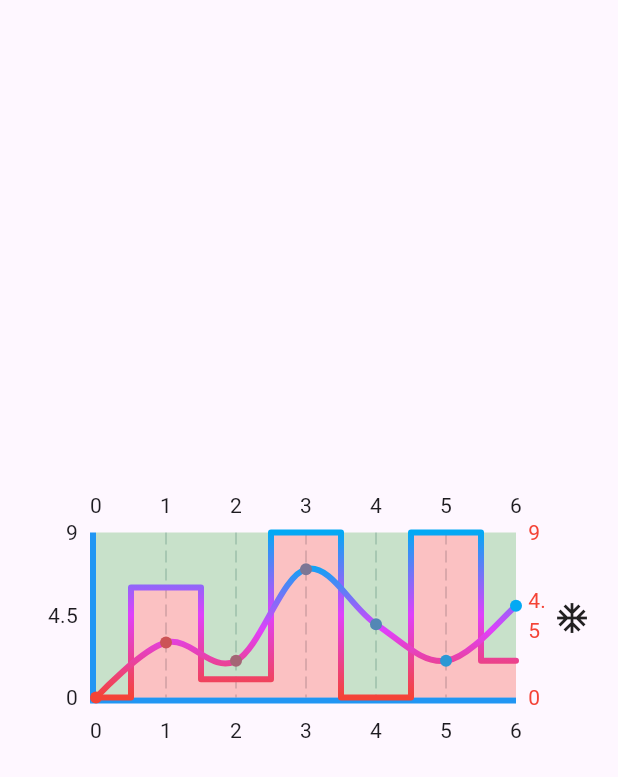
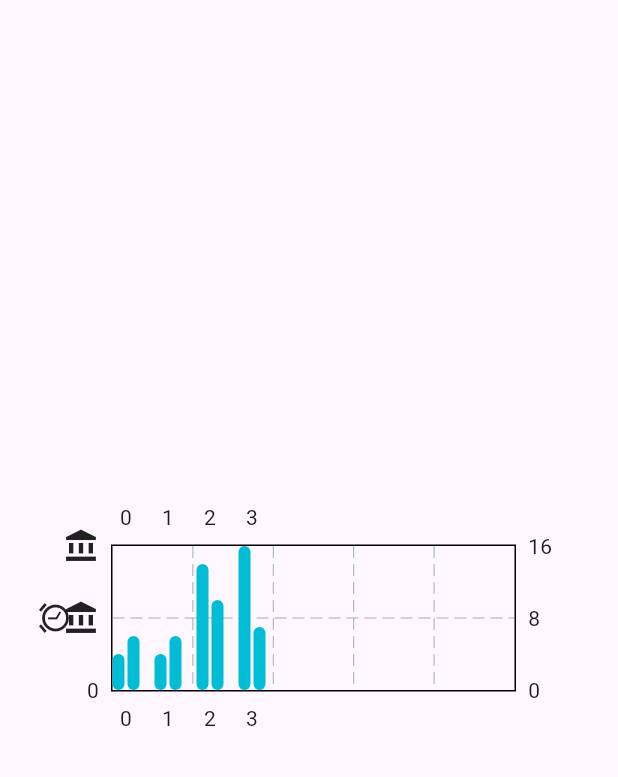
Before and after one commit to atnawshin/data_visualizer, a Flutter app: the screen it shows after launch, on a phone screen of 412 x 824 dp. Shown: the top 777 px of the screen. Run offline on Flutter 3.47's test engine with Material 3 defaults, Android fonts, the phone set to English and light mode, and no system bars; drawn by our look-alikes of fl_chart.

Commit message:
Bar Chart added

```diff
--- /dev/null
+++ b/lib/bar.dart
@@ -0,0 +1,127 @@
+import 'package:fl_chart/fl_chart.dart';
+import 'package:flutter/material.dart';
+
+class bar extends StatefulWidget {
+  const bar({super.key});
+
+  @override
+  State<bar> createState() => _barState();
+}
+
+class _barState extends State<bar> {
+  @override
+  Widget build(BuildContext context) {
+    return Scaffold(
+      body: Center(
+        child: AspectRatio(
+          aspectRatio: 2.0,
+          child: Container(
+            margin: EdgeInsets.all(24),
+            // color: Colors.red,
+            child: BarChart(
+              BarChartData(
+                barGroups: [
+                  BarChartGroupData(x: 0, barRods: [
+                    BarChartRodData(toY: 4),
+                    BarChartRodData(toY: 6)
+                  ]),
+                  BarChartGroupData(x: 1, barRods: [
+                    BarChartRodData(toY: 4),
+                    BarChartRodData(toY: 6)
+                  ]),
+                  BarChartGroupData(x: 2, barRods: [
+                    BarChartRodData(toY: 14),
+                    BarChartRodData(toY: 10)
+                  ]),
+                  BarChartGroupData(x: 3, barRods: [
+                    BarChartRodData(toY: 16),
+                    BarChartRodData(toY: 7)
+                  ]),
+                  // BarChartGroupData(x: 0, barRods: [
+                  //   BarChartRodData(toY: 7),
+                  //   BarChartRodData(toY: 11)
+                  // ]),
+                  // BarChartGroupData(x: 0, barRods: [
+                  //   BarChartRodData(toY: 6),
+                  //   BarChartRodData(toY: 3)
+                  // ]),
+                  // BarChartGroupData(x: 0, barRods: [
+                  //   BarChartRodData(toY: 8),
+                  //   BarChartRodData(toY: 14)
+                  // ]),
+                ],
+                alignment: BarChartAlignment.start,
+                groupsSpace: 10,
+                titlesData: FlTitlesData(
+                  show: true,
+                  leftTitles: AxisTitles(
+                    // axisNameWidget: Text("Y-axis"),
+                    axisNameWidget: Icon(Icons.access_alarm),
+                    axisNameSize: 10,
+                    // drawBelowEverything: false,
+                    sideTitles: SideTitles(
+                      reservedSize: 40,
+                      showTitles: true,
+                      getTitlesWidget: (double value, TitleMeta meta) {
+                        // return Align(
+                        //   alignment: Alignment.centerRight,
+                        //   child: Padding(
+                        //     padding: const EdgeInsets.only(right: 8.0),
+                        //     child: Text(
+                        //       meta.formattedValue,
+                        //       style: TextStyle(
+                        //         color: Colors.blue,
+                        //         fontWeight: FontWeight.bold,
+                        //       ),
+                        //     ),
+                        //   ),
+                        // );
+                        return SideTitleWidget(
+                          axisSide: meta.axisSide,
+                          child: switch (value) {
+                            0 => Text(meta.formattedValue),
+                            5 => TextButton(
+                                onPressed: () {},
+                                child: Text(meta.formattedValue),
+                              ),
+                            _ => const Icon(Icons.account_balance),
+                          },
+                        );
+                        //   return SideTitleWidget(
+                        //       axisSide: meta.axisSide,
+                        //       //does the same thing as above
+                        //       child:
+                        //           //  Text(
+                        //           //   meta.formattedValue,
+                        //           //   style: const TextStyle(
+                        //           //     color: Colors.blue,
+                        //           //     fontWeight: FontWeight.bold,
+                        //           //   ),
+                        //           // ),
+                        //           //     Icon(
+                        //           //   Icons.add,
+                        //           //   size: 14,
+                        //           // ),
+                        //           TextButton(
+                        //         onPressed: () {},
+                        //         child: Text(meta.formattedValue),
+                        //       ));
+                      },
+                    ),
+                  ),
+                  // bottomTitles: AxisTitles(
+                  //   axisNameWidget: Text("X-axis"),
+                  //   sideTitles: SideTitles(
+                  //     reservedSize: 44,
+                  //     showTitles: true,
+                  //   ),
+                  // ),
+                ),
+              ),
+            ),
+          ),
+        ),
+      ),
+    );
+  }
+}
--- a/lib/main.dart
+++ b/lib/main.dart
@@ -1,3 +1,5 @@
+import 'package:data_visualizer/bar.dart';
+import 'package:data_visualizer/line.dart';
 import 'package:fl_chart/fl_chart.dart';
 import 'package:flutter/material.dart';
 
@@ -13,7 +15,10 @@ class MyApp extends StatelessWidget {
   Widget build(BuildContext context) {
     return const MaterialApp(
       debugShowCheckedModeBanner: false,
-      home: MyHomePage(),
+      // home: MyHomePage(),
+      // home: Line(),
+      // home: Line(),
+      home: bar(),
     );
   }
 }
```
Also changed, not shown: lib/line.dart (added, +64 -0 lines).
